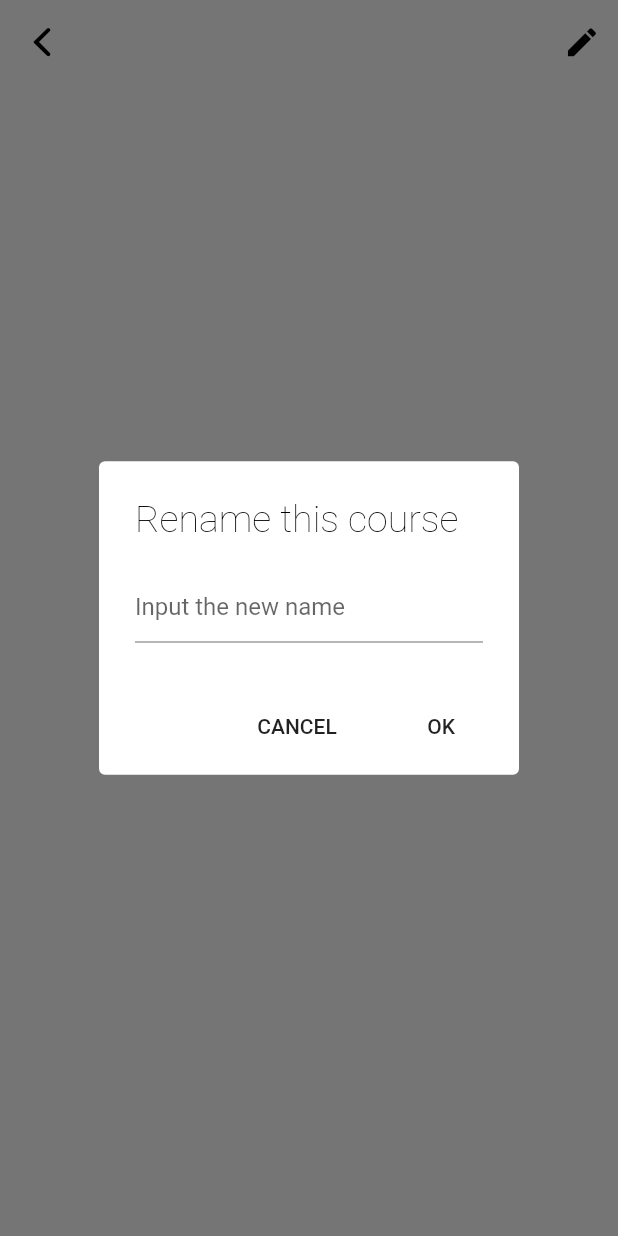
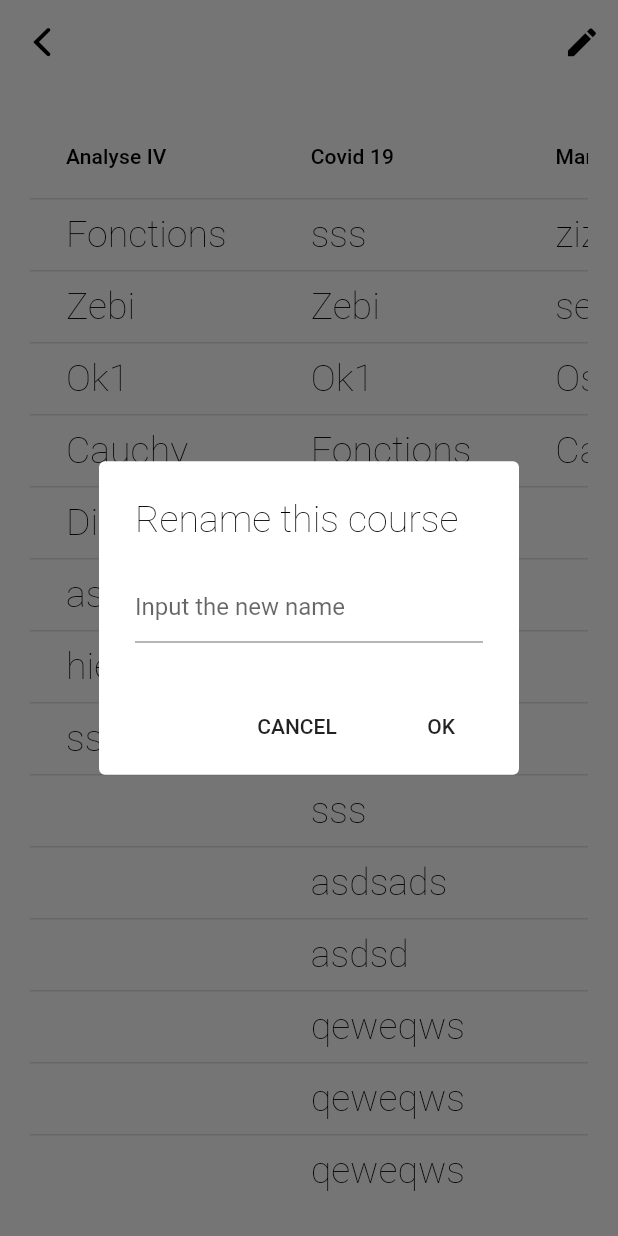
Before and after one commit to ClementSicard/StudyHelper, a Flutter app: the ChaptersPage screen opened directly with empty values, after a tap on the "edit" icon, on a phone screen of 412 x 824 dp. Run offline on Flutter 3.47's test engine with Material 2 defaults, Android fonts, the phone set to English and light mode, and no system bars; our stand-ins replace fluttertoast.

Commit message:
ça marche à peu près le datatable

```diff
--- a/study_helper/lib/pages/chapters_page.dart
+++ b/study_helper/lib/pages/chapters_page.dart
@@ -4,6 +4,7 @@ import 'package:provider/provider.dart';
 import 'package:study_helper/objects/chapter.dart';
 import 'package:study_helper/objects/course.dart';
 import 'package:study_helper/objects/courses_data_handler.dart';
+import 'package:study_helper/objects/subject.dart';
 import 'package:study_helper/utils/custom_text_styles.dart';
 
 class ChaptersPage extends StatefulWidget {
@@ -24,11 +25,95 @@ class ChaptersPage extends StatefulWidget {
 
 class _ChaptersPageState extends State<ChaptersPage> {
   final Course _course;
+  List<Chapter> _chapters;
 
   _ChaptersPageState(this._course);
 
+  List<List<Subject>> subjectsByColumn() {
+    List<List<Subject>> subjectsByChapter =
+        _chapters.map((c) => c.subjects).toList();
+
+    // Find max length
+    int maxLength = 0, minLength = 4294967296;
+    for (List<Subject> list in subjectsByChapter) {
+      if (maxLength < list.length) {
+        maxLength = list.length;
+      }
+      if (minLength > list.length) {
+        minLength = list.length;
+      }
+    }
+
+    List<List<Subject>> subjectsByCol = [];
+    for (int i = 0; i < maxLength; i++) {
+      List<Subject> subList = [];
+      for (int j = 0; j < _chapters.length; j++) {
+        subList.add(_chapters[j].subjects.length > i
+            ? _chapters[j].subjects[i]
+            : Subject(""));
+      }
+      print(subList.map((s) => s.name).toList());
+      subjectsByCol.add(subList);
+    }
+    return subjectsByCol;
+  }
+
   @override
   Widget build(BuildContext context) {
+    final coursesData = Provider.of<CoursesDataHandler>(context, listen: true);
+    // _chapters = coursesData.getChapters(_course);
+    _chapters = [
+      Chapter(
+        "Analyse IV",
+        subjects: [
+          Subject("Fonctions"),
+          Subject("Zebi"),
+          Subject("Ok1"),
+          Subject("Cauchy"),
+          Subject("Dior"),
+          Subject("asdsads"),
+          Subject("hieori"),
+          Subject("sss"),
+        ],
+      ),
+      Chapter(
+        "Covid 19",
+        subjects: [
+          Subject("sss"),
+          Subject("Zebi"),
+          Subject("Ok1"),
+          Subject("Fonctions"),
+          Subject("Cauchy"),
+          Subject("sss"),
+          Subject("Dior"),
+          Subject("hieori"),
+          Subject("sss"),
+          Subject("asdsads"),
+          Subject("asdsd"),
+          Subject("qeweqws"),
+          Subject("qeweqws"),
+          Subject("qeweqws"),
+          Subject("qeweqws"),
+          Subject("qeweqws"),
+          Subject("qeweqws"),
+          Subject("qeweqws"),
+          Subject("qeweqws"),
+          Subject("qeweqws"),
+          Subject("qeweqws"),
+          Subject("qeweqws"),
+          Subject("qweqew"),
+        ],
+      ),
+      Chapter(
+        "Mange moi le poireau",
+        subjects: [
+          Subject("zizon"),
+          Subject("ses"),
+          Subject("Osdsg"),
+          Subject("Casdady"),
+        ],
+      ),
+    ];
     return Scaffold(
       appBar: AppBar(
         brightness: Brightness.light,
@@ -128,7 +213,7 @@ class _ChaptersPageState extends State<ChaptersPage> {
   }
 
   Widget _body() {
-    if (_course.getChapters.isEmpty) {
+    if (_chapters.isEmpty) {
       return Padding(
         padding: const EdgeInsets.all(5.0),
         child: Center(
@@ -207,8 +292,6 @@ class _ChaptersPageState extends State<ChaptersPage> {
                                           listen: false);
                                   await coursesData.addChapter(
                                       _course, Chapter(inputName));
-                                  _course.name = inputName;
-                                  Navigator.of(context).pop();
                                   Navigator.of(context).pop();
                                 }
                               },
@@ -224,6 +307,44 @@ class _ChaptersPageState extends State<ChaptersPage> {
           ),
         ),
       );
-    } else {}
+    } else {
+      List<List<Subject>> subjectsByCol = subjectsByColumn();
+
+      return Padding(
+        padding: const EdgeInsets.all(20.0),
+        child: SingleChildScrollView(
+          scrollDirection: Axis.horizontal,
+          child: SingleChildScrollView(
+            scrollDirection: Axis.vertical,
+            child: DataTable(
+              columns: _chapters
+                  .map(
+                    (c) => DataColumn(
+                      label: Text(c.name),
+                      numeric: false,
+                    ),
+                  )
+                  .toList(),
+              rows: subjectsByCol
+                  .map(
+                    (r) => DataRow(
+                      cells: r
+                          .map(
+                            (s) => DataCell(
+                              Text(
+                                s.name,
+                                style: customTextStyle(),
+                              ),
+                            ),
+                          )
+                          .toList(),
+                    ),
+                  )
+                  .toList(),
+            ),
+          ),
+        ),
+      );
+    }
   }
 }
```
Also changed, not shown: study_helper/lib/objects/courses_data_handler.dart (+46 -3 lines), study_helper/lib/pages/courses_page.dart (+5 -5 lines).
